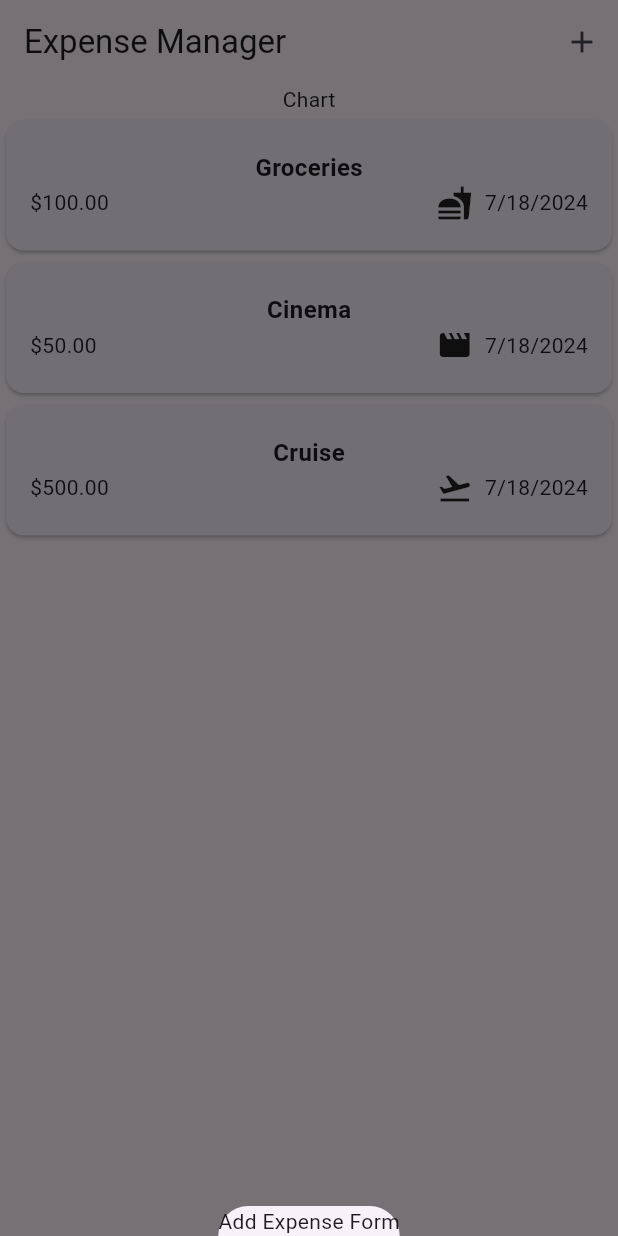
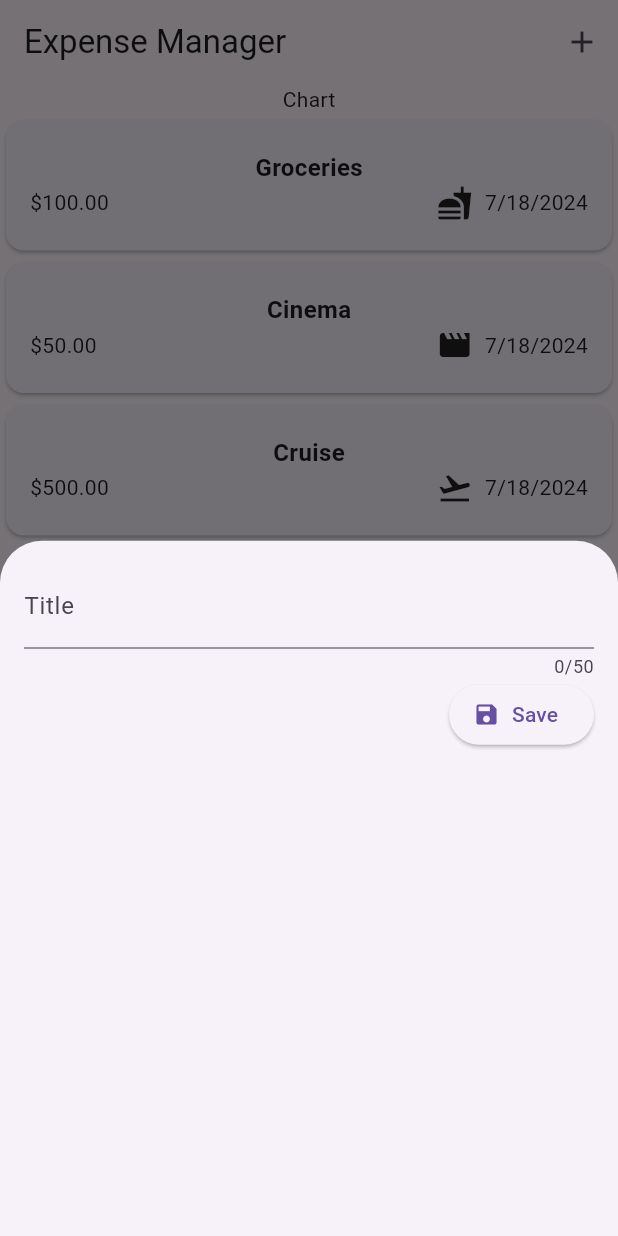
Before and after one commit to iulvimercan/flutter_ExpenseManagementApp, a Flutter app: the screen it shows after launch, after a tap on the "add" icon, on a phone screen of 412 x 824 dp. Run offline on Flutter 3.47's test engine with Material 3 defaults, Android fonts, the phone set to English and light mode, and no system bars.

Commit message:
new_expense.dart

```diff
--- a/lib/expenses.dart
+++ b/lib/expenses.dart
@@ -1,4 +1,5 @@
 import 'package:expense_management_app/expenses_list.dart';
+import 'package:expense_management_app/new_expense.dart';
 import 'package:flutter/material.dart';
 
 import 'package:expense_management_app/models/expense.dart';
@@ -35,9 +36,7 @@ class _ExpensesState extends State<Expenses> {
   void _openAddExpenseForm() {
     showModalBottomSheet(
       context: context,
-      builder: (ctx) {
-        return const Text('Add Expense Form');
-      },
+      builder: (ctx) => const NewExpense(),
     );
   }
 
--- /dev/null
+++ b/lib/new_expense.dart
@@ -0,0 +1,45 @@
+import 'package:flutter/material.dart';
+
+class NewExpense extends StatefulWidget {
+  const NewExpense({super.key});
+
+  @override
+  State<NewExpense> createState() => _NewExpenseState();
+}
+
+class _NewExpenseState extends State<NewExpense> {
+  String _title = '';
+
+  void _saveTitle(String title) {
+    _title = title;
+  }
+
+  @override
+  Widget build(BuildContext context) {
+    return Padding(
+      padding: EdgeInsets.all(16),
+      child: Column(
+        children: [
+          TextField(
+            onChanged: _saveTitle,
+            maxLength: 50,
+            keyboardType: TextInputType.text,
+            decoration: const InputDecoration(
+              label: Text('Title'),
+            ),
+          ),
+          Row(
+            mainAxisAlignment: MainAxisAlignment.end,
+            children: [
+              ElevatedButton.icon(
+                onPressed: () => print(_title),
+                icon: const Icon(Icons.save),
+                label: const Text('Save'),
+              ),
+            ],
+          )
+        ],
+      ),
+    );
+  }
+}
```
